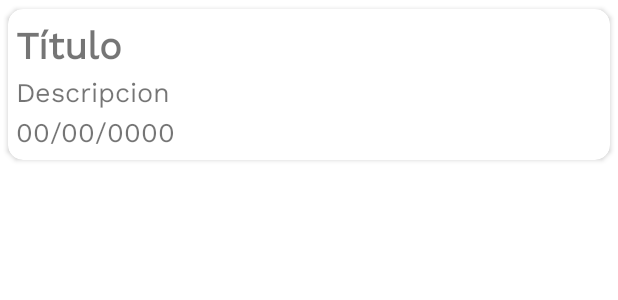
After one commit to Marc-Meller/Agenda_Online, an Android app: the layout item_nota.xml on its own in the app's theme, with its tools: preview values and no code run, on a phone screen of 412 x 824 dp. The commit adds this screen. Shown: the top 300 px of the screen. Run offline under Robolectric (Android 15) with nearby library versions, the phone set to English and light mode, and no system bars.

Commit message:
Actulizacion inncesaria pero justa 3 - listar Notas

```diff
--- /dev/null
+++ b/app/src/main/res/layout/item_nota.xml
@@ -0,0 +1,95 @@
+<?xml version="1.0" encoding="utf-8"?>
+<androidx.cardview.widget.CardView android:clickable="true"
+    android:focusable="true"
+    android:foreground="?android:attr/selectableItemBackground"
+    xmlns:android="http://schemas.android.com/apk/res/android"
+    android:layout_width="match_parent"
+    android:layout_height="wrap_content"
+    app:cardUseCompatPadding="true"
+    android:padding="0.2dp"
+    app:cardCornerRadius="10dp"
+    xmlns:app="http://schemas.android.com/apk/res-auto">
+
+    <androidx.appcompat.widget.LinearLayoutCompat
+        android:layout_width="match_parent"
+        android:layout_height="wrap_content"
+        android:orientation="vertical"
+        android:padding="5dp">
+
+        <!--ID-->
+        <TextView
+            android:id="@+id/Id_nota_Item"
+            android:text="@string/Id_nota_Item"
+            android:visibility="gone"
+            android:fontFamily="@font/worksans"
+            android:layout_width="match_parent"
+            android:layout_height="wrap_content"/>
+
+        <!--Usuario-->
+        <TextView
+            android:id="@+id/Uid_Usuario_Item"
+            android:text="@string/Uid_Usuario_Item"
+            android:visibility="gone"
+            android:fontFamily="@font/worksans"
+            android:layout_width="match_parent"
+            android:layout_height="wrap_content"/>
+
+        <!--Correo usuario-->
+        <TextView
+            android:id="@+id/Correo_Usuario_Item"
+            android:text="@string/Correo_Usuario_Item"
+            android:visibility="gone"
+            android:fontFamily="@font/worksans"
+            android:layout_width="match_parent"
+            android:layout_height="wrap_content"/>
+
+        <!--Registro fecha-->
+        <TextView
+            android:id="@+id/Fecha_hora_regitro_Item"
+            android:text="@string/Fecha_hora_regitro_Item"
+            android:visibility="gone"
+            android:fontFamily="@font/worksans"
+            android:layout_width="match_parent"
+            android:layout_height="wrap_content"/>
+
+        <!--Titulo-->
+        <TextView
+            android:id="@+id/Titulo_Item"
+            android:text="@string/Titulo_Item"
+            android:textSize="25sp"
+            android:textStyle="bold"
+            android:fontFamily="@font/worksans"
+            android:layout_width="match_parent"
+            android:layout_height="wrap_content"/>
+
+        <!--Descripcion-->
+        <TextView
+            android:id="@+id/Descripcion_Item"
+            android:text="@string/Descripcion_Item"
+            android:textSize="18sp"
+            android:fontFamily="@font/worksans"
+            android:layout_width="match_parent"
+            android:layout_height="wrap_content"/>
+
+        <!--Fecha programada-->
+        <TextView
+            android:id="@+id/Fecha_Item"
+            android:text="@string/Fecha_Item"
+            android:textSize="18sp"
+            android:fontFamily="@font/worksans"
+            android:layout_width="match_parent"
+            android:layout_height="wrap_content"/>
+
+        <!--Estado de actividad-->
+        <TextView
+            android:id="@+id/Estado_Item"
+            android:text="@string/Estado_Item"
+            android:visibility="gone"
+            android:fontFamily="@font/worksans"
+            android:layout_width="match_parent"
+            android:layout_height="wrap_content"/>
+
+
+    </androidx.appcompat.widget.LinearLayoutCompat>
+
+</androidx.cardview.widget.CardView>
--- a/app/src/main/res/values/strings.xml
+++ b/app/src/main/res/values/strings.xml
@@ -41,10 +41,20 @@
     <string name="Titulo">Título</string>
     <string name="Descripcion">Descripcion</string>
     <string name="Btn_Calendario">Calendario</string>
-    <string name="Fecha"> 00/00/0000 </string>
+    <string name="Fecha">00/00/0000</string>
     <string name="Estado">No finalizado</string>
 
     <!--MENU-->
     <string name="Agregar_Nota_BD">Agregar</string>
 
+    <!-- ITEM NOTA -->
+    <string name="Id_nota_Item">Id nota</string>
+    <string name="Uid_Usuario_Item">Uid del usuario</string>
+    <string name="Correo_Usuario_Item">Correo de usuario</string>
+    <string name="Fecha_hora_regitro_Item">Fecha y hora actual</string>
+    <string name="Titulo_Item">Título</string>
+    <string name="Descripcion_Item">Descripcion</string>
+    <string name="Fecha_Item">00/00/0000</string>
+    <string name="Estado_Item">No finalizado</string>
+
 </resources>
--- a/build.gradle
+++ b/build.gradle
@@ -9,7 +9,7 @@ buildscript {
     }
     dependencies {
 
-        classpath 'com.google.gms:google-services:4.3.13'
+        classpath 'com.google.gms:google-services:4.3.14'
 
     }
 }
```
Also changed, not shown: app/src/main/java/com/marcmeller/agenda_online/ViewHolder/ViewHolder_Nota.java (added, +76 -0 lines).
